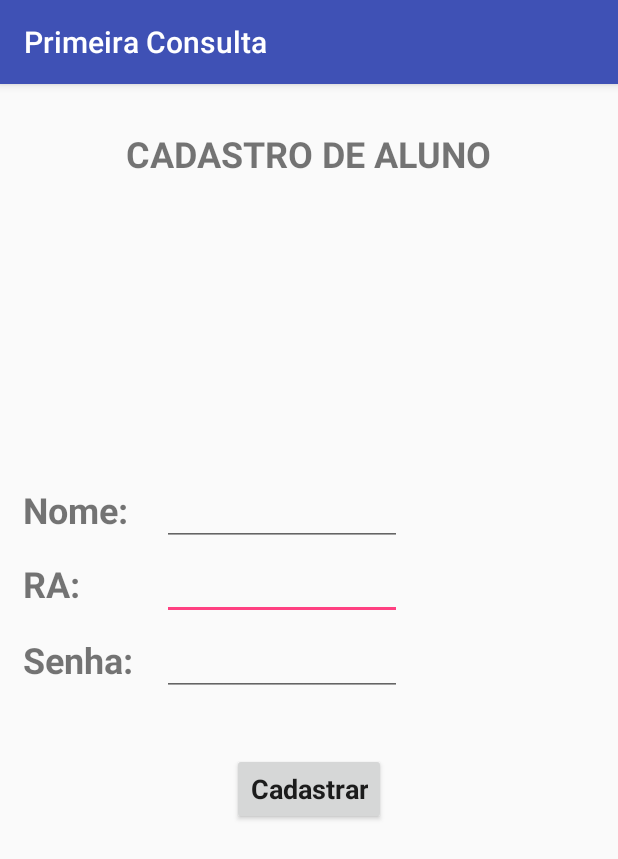
After one commit to PbSPFC/epps, an Android app: the CadastroUsuarioActivity screen opened directly, with no data from a screen before it, on a phone screen of 412 x 824 dp. The commit adds this screen. Shown: the top 859 px of the screen. Run offline under Robolectric (Android 15) with nearby library versions, the phone set to English and light mode, and no system bars; our stand-ins replace ButterKnife.

Commit message:
Implementando sistema de Cadastro de Usuarios, limitando acesso apenas a professores

```diff
--- a/app/src/main/AndroidManifest.xml
+++ b/app/src/main/AndroidManifest.xml
@@ -19,6 +19,7 @@
             </intent-filter>
         </activity>
         <activity android:name=".activity.menu.MenuActivity"></activity>
+        <activity android:name=".activity.cadastro.CadastroUsuarioActivity"></activity>
     </application>
 
 </manifest>
--- /dev/null
+++ b/app/src/main/java/br/uninove/primeiraconsulta/activity/cadastro/CadastroUsuarioActivity.java
@@ -0,0 +1,63 @@
+package br.uninove.primeiraconsulta.activity.cadastro;
+
+import android.content.Intent;
+import android.os.Bundle;
+import android.support.annotation.Nullable;
+import android.support.v7.app.AppCompatActivity;
+import android.widget.EditText;
+import android.widget.Toast;
+
+import br.uninove.primeiraconsulta.R;
+import br.uninove.primeiraconsulta.activity.menu.MenuActivity;
+import br.uninove.primeiraconsulta.util.CheckCadastro;
+import butterknife.Bind;
+import butterknife.ButterKnife;
+import butterknife.OnClick;
+
+/**
+ * Created by PB on 09/11/2016.
+ */
+
+public class CadastroUsuarioActivity extends AppCompatActivity {
+
+    @Bind(R.id.ed_cad_nome)
+    EditText edNome;
+
+    @Bind(R.id.ed_cad_ra)
+    EditText edRa;
+
+    @Bind(R.id.ed_cad_senha)
+    EditText edSenha;
+
+    @Override
+    protected void onCreate(@Nullable Bundle savedInstanceState) {
+        super.onCreate(savedInstanceState);
+        setContentView(R.layout.activity_cadastro_usuario);
+        ButterKnife.bind(this);
+    }
+
+    @OnClick(R.id.bt_cad_cadastrar)
+    public void btCadastrar(){
+        String nome = edNome.getText().toString();
+        String ra = edRa.getText().toString();
+        String senha = edSenha.getText().toString();
+
+        if(CheckCadastro.checkRa(ra, this)){
+
+            if(CheckCadastro.checkCampoInvalido(nome, ra, senha, this)){
+                Toast.makeText(this, nome + " foi cadastrado com sucesso!", Toast.LENGTH_SHORT).show();
+                Intent intent = new Intent(this, MenuActivity.class);
+                startActivity(intent);
+                finish();
+
+            }else{
+                Toast.makeText(this, "Algum campo está inválido!", Toast.LENGTH_SHORT).show();
+            }
+
+        }else{
+            Toast.makeText(this, "Esse RA já está cadastrado!", Toast.LENGTH_SHORT).show();
+        }
+
+
+    }
+}
--- a/app/src/main/java/br/uninove/primeiraconsulta/util/CheckLogin.java
+++ b/app/src/main/java/br/uninove/primeiraconsulta/util/CheckLogin.java
@@ -1,12 +1,10 @@
 package br.uninove.primeiraconsulta.util;
 
 import android.content.Context;
-import android.provider.ContactsContract;
 
 import java.util.List;
 
-import br.uninove.primeiraconsulta.database.DataBase;
-import br.uninove.primeiraconsulta.database.DbFactory;
+import br.uninove.primeiraconsulta.dao.UsuarioDao;
 import br.uninove.primeiraconsulta.database.DbUsuario;
 import br.uninove.primeiraconsulta.entidade.Usuario;
 
@@ -18,7 +16,7 @@ public class CheckLogin {
 
     public static Usuario checklogin(String ra, String senha, Context context) {
 
-        List<Usuario> listaUsuarios = DbUsuario.buscarTodosUsuarios(context);
+        List<Usuario> listaUsuarios = UsuarioDao.buscarTodosUsuarios(context);
         for (Usuario u:listaUsuarios) {
             if(ra.equals(u.getRa()) && senha.equals(u.getSenha())){
                 Usuario usuario = new Usuario();
--- /dev/null
+++ b/app/src/main/res/layout/activity_cadastro_usuario.xml
@@ -0,0 +1,105 @@
+<?xml version="1.0" encoding="utf-8"?>
+<RelativeLayout xmlns:android="http://schemas.android.com/apk/res/android"
+    android:layout_width="match_parent" android:layout_height="match_parent">
+
+    <TextView
+        android:text="@string/ra"
+        android:layout_width="wrap_content"
+        android:layout_height="wrap_content"
+        android:layout_above="@+id/tv_cad_2"
+        android:layout_alignLeft="@+id/tv_cad_2"
+        android:layout_alignStart="@+id/tv_cad_2"
+        android:layout_marginBottom="18dp"
+        android:id="@+id/tv_cad_1"
+        android:textSize="24sp"
+        android:textStyle="normal|bold" />
+
+    <TextView
+        android:text="@string/senha"
+        android:layout_width="wrap_content"
+        android:layout_height="wrap_content"
+        android:layout_marginLeft="15dp"
+        android:layout_marginStart="15dp"
+        android:id="@+id/tv_cad_2"
+        android:textSize="24sp"
+        android:layout_centerVertical="true"
+        android:layout_alignParentLeft="true"
+        android:layout_alignParentStart="true"
+        android:textStyle="normal|bold" />
+
+    <EditText
+        android:layout_width="wrap_content"
+        android:layout_height="wrap_content"
+        android:ems="10"
+        android:id="@+id/ed_cad_ra"
+        android:textSize="14sp"
+        android:layout_alignBaseline="@+id/tv_cad_1"
+        android:layout_alignBottom="@+id/tv_cad_1"
+        android:layout_toRightOf="@+id/tv_cad_2"
+        android:layout_toEndOf="@+id/tv_cad_2"
+        android:layout_marginLeft="19dp"
+        android:layout_marginStart="19dp"
+        android:inputType="number" />
+
+    <EditText
+        android:layout_width="wrap_content"
+        android:layout_height="wrap_content"
+        android:inputType="textPassword"
+        android:ems="10"
+        android:id="@+id/ed_cad_senha"
+        android:textSize="14sp"
+        android:layout_alignBaseline="@+id/tv_cad_2"
+        android:layout_alignBottom="@+id/tv_cad_2"
+        android:layout_alignLeft="@+id/ed_cad_ra"
+        android:layout_alignStart="@+id/ed_cad_ra" />
+
+    <TextView
+        android:text="Nome:"
+        android:layout_width="wrap_content"
+        android:layout_height="wrap_content"
+        android:layout_above="@+id/ed_cad_ra"
+        android:layout_alignLeft="@+id/tv_cad_1"
+        android:layout_alignStart="@+id/tv_cad_1"
+        android:layout_marginBottom="17dp"
+        android:id="@+id/textView4"
+        android:textSize="24sp"
+        android:textStyle="normal|bold" />
+
+    <TextView
+        android:text="@string/cadastro_de_aluno"
+        android:layout_width="wrap_content"
+        android:layout_height="wrap_content"
+        android:id="@+id/textView3"
+        android:textSize="24sp"
+        android:textStyle="normal|bold"
+        android:textAllCaps="true"
+        android:layout_alignParentTop="true"
+        android:layout_centerHorizontal="true"
+        android:layout_marginTop="30dp" />
+
+    <EditText
+        android:layout_width="wrap_content"
+        android:layout_height="wrap_content"
+        android:inputType="textPersonName"
+        android:ems="10"
+        android:id="@+id/ed_cad_nome"
+        android:textSize="14sp"
+        android:layout_alignBaseline="@+id/textView4"
+        android:layout_alignBottom="@+id/textView4"
+        android:layout_alignLeft="@+id/ed_cad_ra"
+        android:layout_alignStart="@+id/ed_cad_ra" />
+
+    <Button
+        android:text="Cadastrar"
+        android:layout_width="wrap_content"
+        android:layout_height="wrap_content"
+        android:id="@+id/bt_cad_cadastrar"
+        android:fontFamily="sans-serif"
+        android:textAllCaps="false"
+        android:textStyle="normal|bold"
+        android:textSize="18sp"
+        android:layout_marginTop="38dp"
+        android:layout_below="@+id/ed_cad_senha"
+        android:layout_centerHorizontal="true"
+        android:elevation="5dp" />
+</RelativeLayout>
--- a/app/src/main/res/layout/activity_menu.xml
+++ b/app/src/main/res/layout/activity_menu.xml
@@ -58,7 +58,7 @@
                 android:textSize="18sp" />
 
             <TextView
-                android:text="RA:"
+                android:text="@string/crm_ra"
                 android:layout_width="wrap_content"
                 android:layout_height="wrap_content"
                 android:id="@+id/tv_menu_1"
--- a/app/src/main/res/values/strings.xml
+++ b/app/src/main/res/values/strings.xml
@@ -10,4 +10,6 @@
     <string name="novo_prontuario">Novo Prontuário</string>
     <string name="ver_prontuarios">Ver Protuários</string>
     <string name="sair">Sair</string>
+    <string name="ra">RA:</string>
+    <string name="cadastro_de_aluno">Cadastro de Aluno</string>
 </resources>
```
Also changed, not shown: app/src/main/java/br/uninove/primeiraconsulta/activity/menu/MenuActivity.java (+11 -1 lines), app/src/main/java/br/uninove/primeiraconsulta/dao/ProntuarioDao.java (added, +30 -0 lines), app/src/main/java/br/uninove/primeiraconsulta/dao/StatusDao.java (added, +39 -0 lines), app/src/main/java/br/uninove/primeiraconsulta/dao/UsuarioDao.java (added, +111 -0 lines), app/src/main/java/br/uninove/primeiraconsulta/database/DbProntuario.java (added, +26 -0 lines), app/src/main/java/br/uninove/primeiraconsulta/database/DbStatus.java (+1 -15 lines), app/src/main/java/br/uninove/primeiraconsulta/database/DbUsuario.java (+1 -30 lines), app/src/main/java/br/uninove/primeiraconsulta/entidade/Prontuario.java (+9 -0 lines), app/src/main/java/br/uninove/primeiraconsulta/util/CheckCadastro.java (added, +47 -0 lines), app/src/main/java/br/uninove/primeiraconsulta/util/DbFactory.java (renamed from app/src/main/java/br/uninove/primeiraconsulta/database/DbFactory.java, +6 -2 lines).
